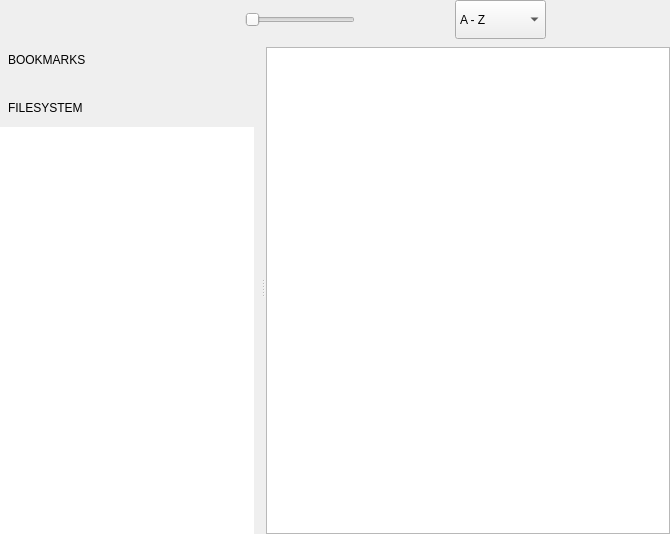
The window that qimgv/gui/folderview/folderview.ui (do-i/thumbgrid) describes before a commit, drawn with Qt 5.
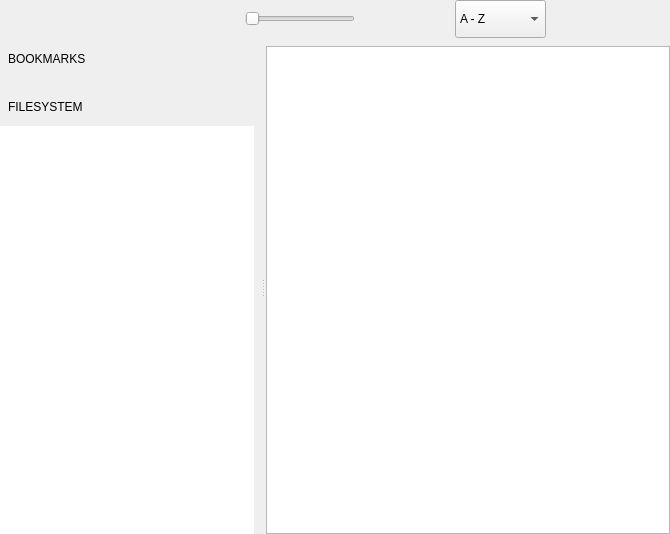
The same window after the commit. Custom widgets are drawn as their Qt base class.

Commit message: [folderview] fix padding

```diff
--- a/qimgv/gui/folderview/folderview.ui
+++ b/qimgv/gui/folderview/folderview.ui
@@ -43,13 +43,13 @@
      <property name="minimumSize">
       <size>
        <width>0</width>
-       <height>39</height>
+       <height>38</height>
       </size>
      </property>
      <property name="maximumSize">
       <size>
        <width>16777215</width>
-       <height>39</height>
+       <height>38</height>
       </size>
      </property>
      <property name="accessibleName">
@@ -264,6 +264,18 @@
           <verstretch>0</verstretch>
          </sizepolicy>
         </property>
+        <property name="minimumSize">
+         <size>
+          <width>0</width>
+          <height>38</height>
+         </size>
+        </property>
+        <property name="maximumSize">
+         <size>
+          <width>16777215</width>
+          <height>38</height>
+         </size>
+        </property>
         <property name="contextMenuPolicy">
          <enum>Qt::NoContextMenu</enum>
         </property>
```
The commit also changes 1 other file.
